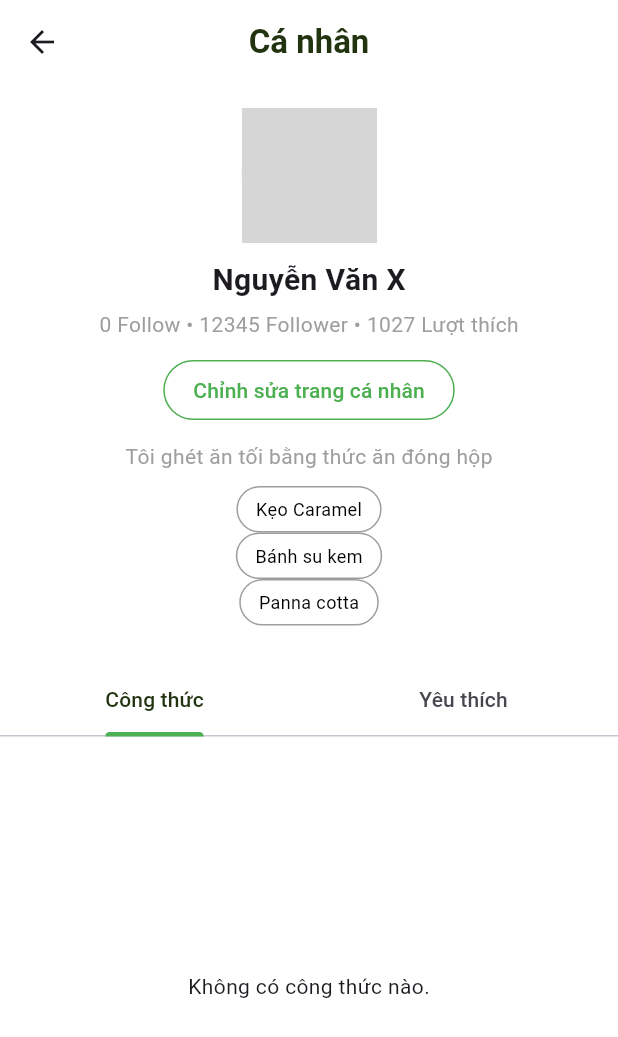
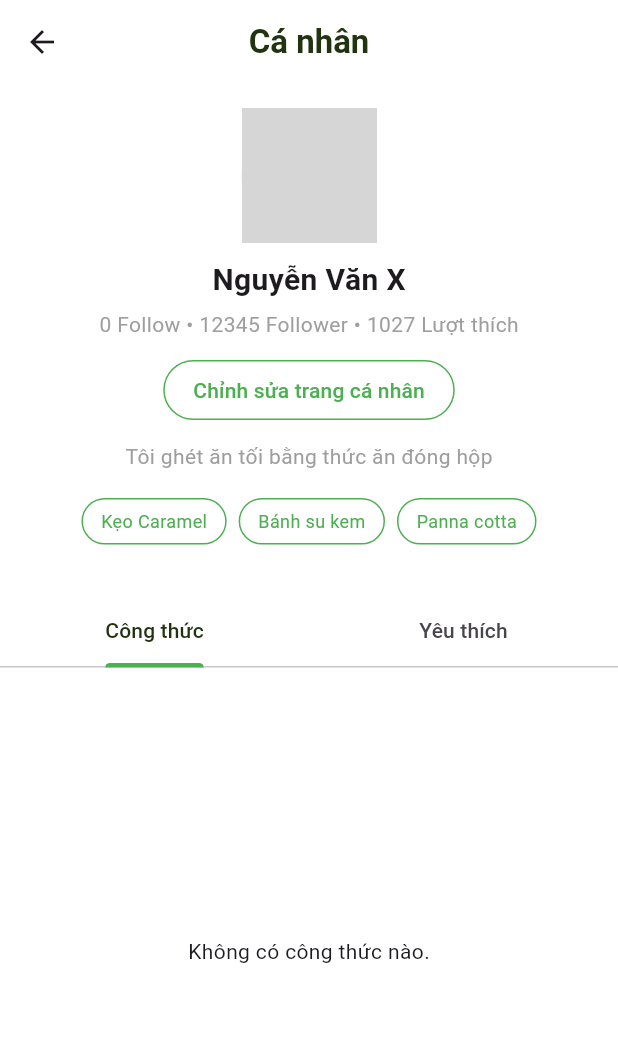
Before and after one commit to MonxzB/flavouries, a Flutter app: the ProfileScreen screen opened directly, on a phone screen of 412 x 824 dp. Shown: the top 1037 px of the screen. Run offline on Flutter 3.47's test engine with Material 3 defaults, Android fonts, the light colour scheme and no system bars; our stand-ins replace carousel_slider, cloud_firestore, curved_navigation_bar, firebase_auth, firebase_core, firebase_storage and 3 more; accounts and stored records are empty; network calls fail; grey boxes are pictures that could not be loaded.

Commit message:
4/4 lần 2

```diff
--- a/lib/ui/Community/post_detail.dart
+++ b/lib/ui/Community/post_detail.dart
@@ -144,7 +144,7 @@ class PostDetailScreen extends StatelessWidget {
                             context,
                             MaterialPageRoute(
                               builder:
-                                  (context) => CommentScreen(postId: postId),
+                                  (context) => CommentScreen2(postId: postId),
                             ),
                           );
                         },
@@ -197,10 +197,10 @@ class PostDetailScreen extends StatelessWidget {
   }
 }
 
-class CommentScreen extends StatelessWidget {
+class CommentScreen2 extends StatelessWidget {
   final String postId;
 
-  CommentScreen({required this.postId});
+  CommentScreen2({required this.postId});
 
   @override
   Widget build(BuildContext context) {
--- a/lib/ui/Profile/profile_user_view.dart
+++ b/lib/ui/Profile/profile_user_view.dart
@@ -278,14 +278,18 @@ class _ProfileScreenState extends State<ProfileScreen>
             style: TextStyle(fontSize: 14, color: Colors.grey),
           ),
           SizedBox(height: 10),
-          Wrap(
+          Padding(
+            padding: const EdgeInsets.all(8.0),
+            child: Wrap(
               spacing: 8,
+              runSpacing: 4,
               children:
                   [
                     "Kẹo Caramel",
                     "Bánh su kem",
                     "Panna cotta",
                   ].map((tag) => _buildTag(tag)).toList(),
+            ),
           ),
           SizedBox(height: 10),
         ],
@@ -295,15 +299,13 @@ class _ProfileScreenState extends State<ProfileScreen>
 
   // Tạo các tag cho sở thích
   Widget _buildTag(String text) {
-    return Center(
-      child: Container(
+    return Container(
       padding: EdgeInsets.symmetric(horizontal: 12, vertical: 6),
       decoration: BoxDecoration(
-          border: Border.all(color: Colors.grey),
+        border: Border.all(color: Colors.green),
         borderRadius: BorderRadius.circular(20),
       ),
-        child: Text(text, style: TextStyle(fontSize: 12, color: Colors.black)),
-      ),
+      child: Text(text, style: TextStyle(fontSize: 12, color: Colors.green)),
     );
   }
 }
```
Also changed, not shown: lib/ui/Community/comm_cmt.dart (+23 -12 lines), lib/ui/Community/comm_home.dart (+21 -42 lines). Lines whose indentation alone changed are shown as unchanged.
